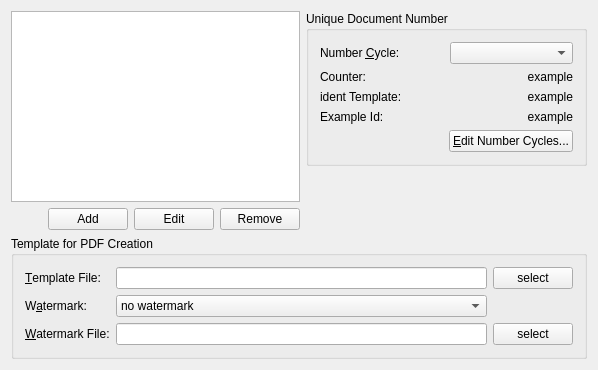
dragotin/kraft, file src/doctypeeditbase.ui: the form before one commit.
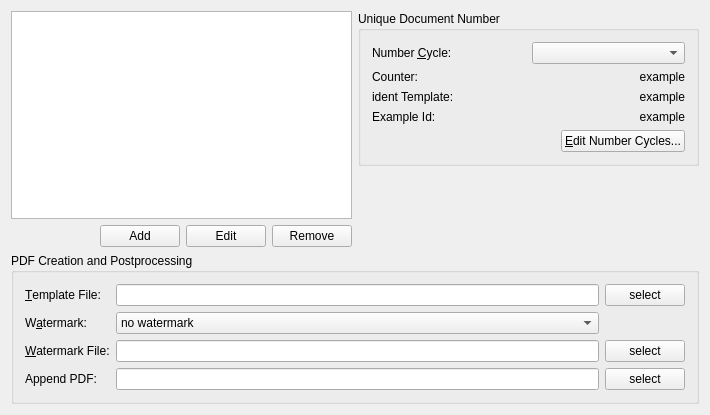
The form after the commit.

Commit message:
Make use of the new capabilities of the watermark tool.
New merge modes 3 and 4 and the append PDF.

```diff
--- a/src/doctypeeditbase.ui
+++ b/src/doctypeeditbase.ui
@@ -6,8 +6,8 @@
    <rect>
     <x>0</x>
     <y>0</y>
-    <width>598</width>
-    <height>370</height>
+    <width>710</width>
+    <height>415</height>
    </rect>
   </property>
   <layout class="QGridLayout" name="gridLayout_2">
@@ -228,34 +228,13 @@
    <item row="2" column="0" colspan="2">
     <widget class="QGroupBox" name="groupBox2_2">
      <property name="title">
-      <string>Template for PDF Creation</string>
+      <string>PDF Creation and Postprocessing</string>
      </property>
      <layout class="QGridLayout" name="gridLayout">
-      <item row="0" column="2">
-       <layout class="QGridLayout" name="gridLayout_3">
-        <item row="2" column="2">
-         <widget class="QPushButton" name="watermarkSelectButton">
-          <property name="sizePolicy">
-           <sizepolicy hsizetype="Minimum" vsizetype="Fixed">
-            <horstretch>0</horstretch>
-            <verstretch>0</verstretch>
-           </sizepolicy>
-          </property>
-          <property name="minimumSize">
-           <size>
-            <width>0</width>
-            <height>0</height>
-           </size>
-          </property>
+      <item row="0" column="0">
+       <widget class="QLabel" name="textLabel1">
           <property name="text">
-           <string>select</string>
-          </property>
-         </widget>
-        </item>
-        <item row="2" column="0">
-         <widget class="QLabel" name="textLabel1_3">
-          <property name="text">
-           <string>&amp;Watermark File:</string>
+         <string>&amp;Template File:</string>
           </property>
           <property name="wordWrap">
            <bool>false</bool>
@@ -265,12 +244,22 @@
           </property>
          </widget>
         </item>
-        <item row="2" column="1">
-         <widget class="QLineEdit" name="mWatermarkUrl"/>
-        </item>
         <item row="0" column="1">
          <widget class="QLineEdit" name="mTemplateUrl"/>
         </item>
+      <item row="0" column="2">
+       <widget class="QPushButton" name="tmplFileSelectButton">
+        <property name="sizePolicy">
+         <sizepolicy hsizetype="Minimum" vsizetype="Fixed">
+          <horstretch>0</horstretch>
+          <verstretch>0</verstretch>
+         </sizepolicy>
+        </property>
+        <property name="text">
+         <string>select</string>
+        </property>
+       </widget>
+      </item>
         <item row="1" column="0">
          <widget class="QLabel" name="textLabel2">
           <property name="text">
@@ -284,19 +273,6 @@
           </property>
          </widget>
         </item>
-        <item row="0" column="2">
-         <widget class="QPushButton" name="tmplFileSelectButton">
-          <property name="sizePolicy">
-           <sizepolicy hsizetype="Minimum" vsizetype="Fixed">
-            <horstretch>0</horstretch>
-            <verstretch>0</verstretch>
-           </sizepolicy>
-          </property>
-          <property name="text">
-           <string>select</string>
-          </property>
-         </widget>
-        </item>
         <item row="1" column="1">
          <widget class="QComboBox" name="mWatermarkCombo">
           <item>
@@ -314,12 +290,22 @@
             <string>on all pages</string>
            </property>
           </item>
-         </widget>
-        </item>
-        <item row="0" column="0">
-         <widget class="QLabel" name="textLabel1">
+        <item>
+         <property name="text">
+          <string>alternating (3 pages)</string>
+         </property>
+        </item>
+        <item>
+         <property name="text">
+          <string>different first and last page (3 pages)</string>
+         </property>
+        </item>
+       </widget>
+      </item>
+      <item row="2" column="0">
+       <widget class="QLabel" name="textLabel1_3">
           <property name="text">
-           <string>&amp;Template File:</string>
+         <string>&amp;Watermark File:</string>
           </property>
           <property name="wordWrap">
            <bool>false</bool>
@@ -329,7 +315,62 @@
           </property>
          </widget>
         </item>
-       </layout>
+      <item row="2" column="1">
+       <widget class="QLineEdit" name="mWatermarkUrl"/>
+      </item>
+      <item row="2" column="2">
+       <widget class="QPushButton" name="watermarkSelectButton">
+        <property name="sizePolicy">
+         <sizepolicy hsizetype="Minimum" vsizetype="Fixed">
+          <horstretch>0</horstretch>
+          <verstretch>0</verstretch>
+         </sizepolicy>
+        </property>
+        <property name="minimumSize">
+         <size>
+          <width>0</width>
+          <height>0</height>
+         </size>
+        </property>
+        <property name="text">
+         <string>select</string>
+        </property>
+       </widget>
+      </item>
+      <item row="3" column="0">
+       <widget class="QLabel" name="textLabel1_4">
+        <property name="text">
+         <string>Append PDF:</string>
+        </property>
+        <property name="wordWrap">
+         <bool>false</bool>
+        </property>
+        <property name="buddy">
+         <cstring>mWatermarkUrl</cstring>
+        </property>
+       </widget>
+      </item>
+      <item row="3" column="1">
+       <widget class="QLineEdit" name="mAppendUrl"/>
+      </item>
+      <item row="3" column="2">
+       <widget class="QPushButton" name="appendSelectButton">
+        <property name="sizePolicy">
+         <sizepolicy hsizetype="Minimum" vsizetype="Fixed">
+          <horstretch>0</horstretch>
+          <verstretch>0</verstretch>
+         </sizepolicy>
+        </property>
+        <property name="minimumSize">
+         <size>
+          <width>0</width>
+          <height>0</height>
+         </size>
+        </property>
+        <property name="text">
+         <string>select</string>
+        </property>
+       </widget>
       </item>
      </layout>
     </widget>
```
Left out of the diff: 4 changed lines with no effect on the pictures. Lines whose indentation alone changed are shown as unchanged. The commit also changes 8 other files.
